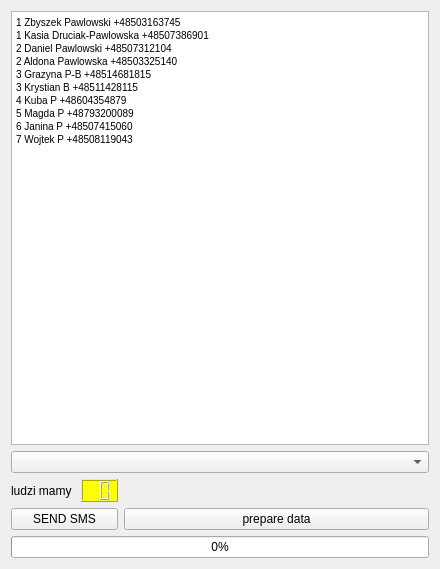
cyniu88/QT_kurs, file prezenty2/mainwindow.ui: the form before one commit.
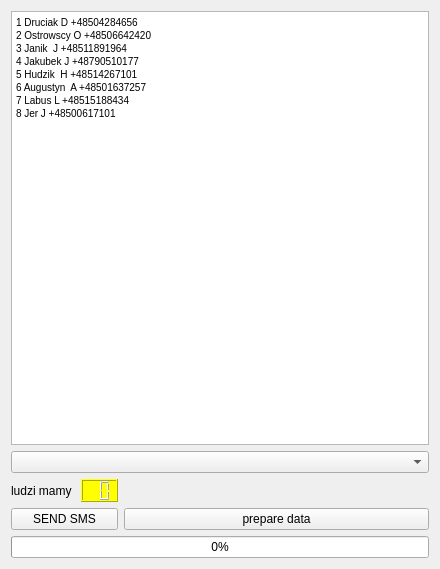
The form after the commit.

What changed in the file:
```diff
--- a/prezenty2/mainwindow.ui
+++ b/prezenty2/mainwindow.ui
@@ -89,16 +89,14 @@
 &lt;html&gt;&lt;head&gt;&lt;meta name=&quot;qrichtext&quot; content=&quot;1&quot; /&gt;&lt;style type=&quot;text/css&quot;&gt;
 p, li { white-space: pre-wrap; }
 &lt;/style&gt;&lt;/head&gt;&lt;body style=&quot; font-family:'MS Shell Dlg 2'; font-size:7.8pt; font-weight:400; font-style:normal;&quot;&gt;
-&lt;p style=&quot; margin-top:0px; margin-bottom:0px; margin-left:0px; margin-right:0px; -qt-block-indent:0; text-indent:0px;&quot;&gt;1 Zbyszek Pawlowski +48503163745&lt;/p&gt;
-&lt;p style=&quot; margin-top:0px; margin-bottom:0px; margin-left:0px; margin-right:0px; -qt-block-indent:0; text-indent:0px;&quot;&gt;1 Kasia Druciak-Pawlowska +48507386901&lt;/p&gt;
-&lt;p style=&quot; margin-top:0px; margin-bottom:0px; margin-left:0px; margin-right:0px; -qt-block-indent:0; text-indent:0px;&quot;&gt;2 Daniel Pawlowski +48507312104&lt;/p&gt;
-&lt;p style=&quot; margin-top:0px; margin-bottom:0px; margin-left:0px; margin-right:0px; -qt-block-indent:0; text-indent:0px;&quot;&gt;2 Aldona Pawlowska +48503325140&lt;/p&gt;
-&lt;p style=&quot; margin-top:0px; margin-bottom:0px; margin-left:0px; margin-right:0px; -qt-block-indent:0; text-indent:0px;&quot;&gt;3 Grazyna P-B +48514681815&lt;/p&gt;
-&lt;p style=&quot; margin-top:0px; margin-bottom:0px; margin-left:0px; margin-right:0px; -qt-block-indent:0; text-indent:0px;&quot;&gt;3 Krystian B +48511428115&lt;/p&gt;
-&lt;p style=&quot; margin-top:0px; margin-bottom:0px; margin-left:0px; margin-right:0px; -qt-block-indent:0; text-indent:0px;&quot;&gt;4 Kuba P +48604354879&lt;/p&gt;
-&lt;p style=&quot; margin-top:0px; margin-bottom:0px; margin-left:0px; margin-right:0px; -qt-block-indent:0; text-indent:0px;&quot;&gt;5 Magda P +48793200089&lt;/p&gt;
-&lt;p style=&quot; margin-top:0px; margin-bottom:0px; margin-left:0px; margin-right:0px; -qt-block-indent:0; text-indent:0px;&quot;&gt;6 Janina P +48507415060&lt;/p&gt;
-&lt;p style=&quot; margin-top:0px; margin-bottom:0px; margin-left:0px; margin-right:0px; -qt-block-indent:0; text-indent:0px;&quot;&gt;7 Wojtek P +48508119043&lt;/p&gt;&lt;/body&gt;&lt;/html&gt;</string>
+&lt;p style=&quot; margin-top:0px; margin-bottom:0px; margin-left:0px; margin-right:0px; -qt-block-indent:0; text-indent:0px;&quot;&gt;1 Druciak D +48504284656&lt;/p&gt;
+&lt;p style=&quot; margin-top:0px; margin-bottom:0px; margin-left:0px; margin-right:0px; -qt-block-indent:0; text-indent:0px;&quot;&gt;2 Ostrowscy O +48506642420&lt;/p&gt;
+&lt;p style=&quot; margin-top:0px; margin-bottom:0px; margin-left:0px; margin-right:0px; -qt-block-indent:0; text-indent:0px;&quot;&gt;3 Janik  J +48511891964&lt;/p&gt;
+&lt;p style=&quot; margin-top:0px; margin-bottom:0px; margin-left:0px; margin-right:0px; -qt-block-indent:0; text-indent:0px;&quot;&gt;4 Jakubek J +48790510177&lt;/p&gt;
+&lt;p style=&quot; margin-top:0px; margin-bottom:0px; margin-left:0px; margin-right:0px; -qt-block-indent:0; text-indent:0px;&quot;&gt;5 Hudzik  H +48514267101&lt;/p&gt;
+&lt;p style=&quot; margin-top:0px; margin-bottom:0px; margin-left:0px; margin-right:0px; -qt-block-indent:0; text-indent:0px;&quot;&gt;6 Augustyn  A +48501637257&lt;/p&gt;
+&lt;p style=&quot; margin-top:0px; margin-bottom:0px; margin-left:0px; margin-right:0px; -qt-block-indent:0; text-indent:0px;&quot;&gt;7 Labus L +48515188434&lt;/p&gt;
+&lt;p style=&quot; margin-top:0px; margin-bottom:0px; margin-left:0px; margin-right:0px; -qt-block-indent:0; text-indent:0px;&quot;&gt;8 Jer J +48500617101&lt;/p&gt;&lt;/body&gt;&lt;/html&gt;</string>
       </property>
      </widget>
     </item>
```
Left out of the diff: 60 changed lines with no effect on the pictures.
